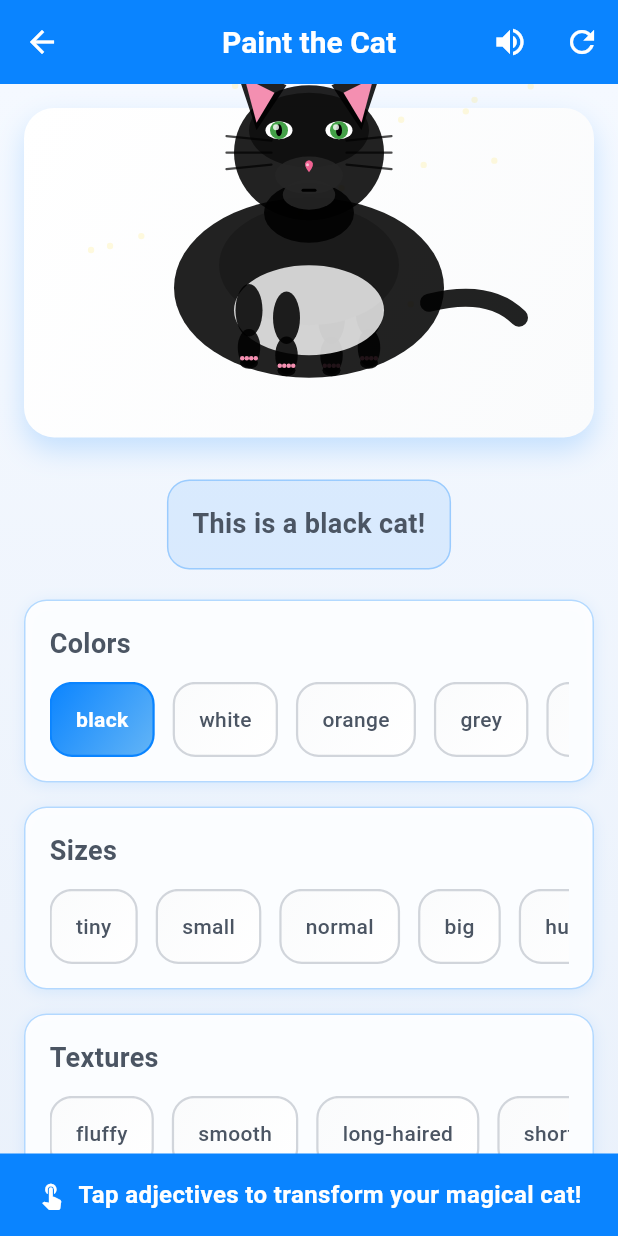
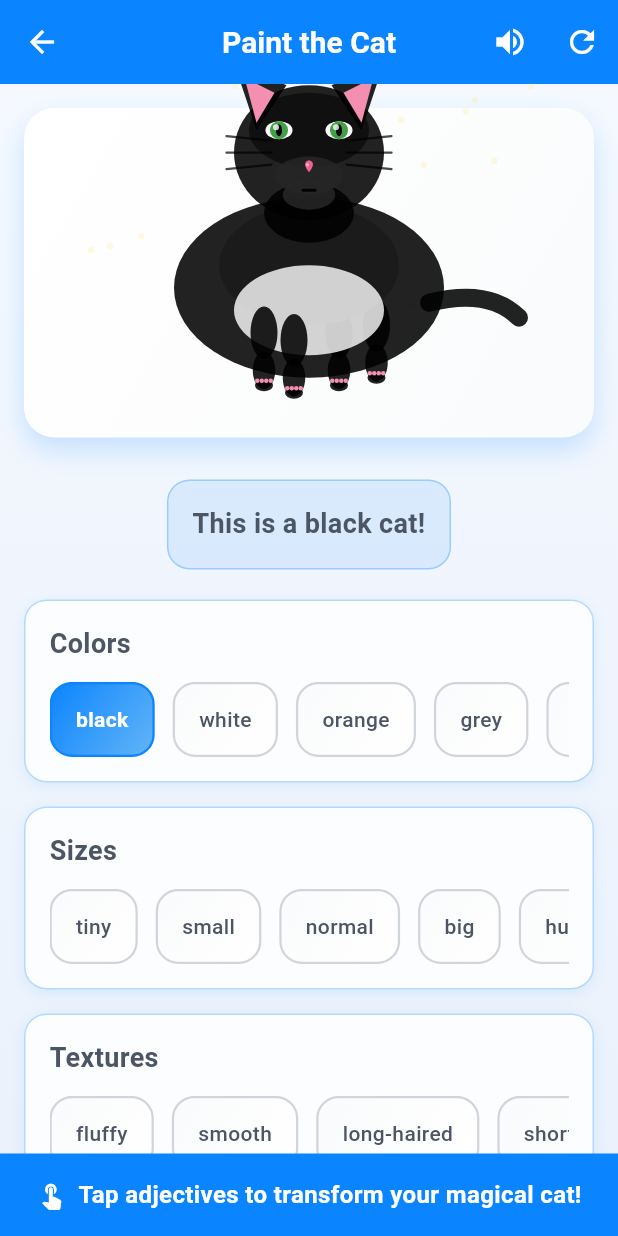
Before and after one commit to shiva396/learn-it, a Flutter app: the PaintTheCatPage screen opened by its route, after a tap on "black", on a phone screen of 412 x 824 dp. Run offline on Flutter 3.47's test engine with Material 3 defaults, Android fonts, the light colour scheme and no system bars; our stand-ins replace flutter_markdown, flutter_tts, shared_preferences, shimmer, video_player; accounts and stored records are empty.

Commit message:
refactor: interative games

```diff
--- a/lib/ui/organisms/pages/interactive/paint_the_cat.dart
+++ b/lib/ui/organisms/pages/interactive/paint_the_cat.dart
@@ -168,55 +168,11 @@ class _PaintTheCatPageState extends State<PaintTheCatPage>
     },
   ];
 
-  final List<Map<String, dynamic>> personalities = [
-    {
-      'name': 'lazy',
-      'description': 'Loves to relax and nap',
-      'activity': 'sleeping',
-    },
-    {
-      'name': 'energetic',
-      'description': 'Full of energy and life',
-      'activity': 'jumping',
-    },
-    {
-      'name': 'curious',
-      'description': 'Always exploring new things',
-      'activity': 'investigating',
-    },
-    {
-      'name': 'shy',
-      'description': 'Quiet and reserved nature',
-      'activity': 'hiding',
-    },
-    {
-      'name': 'brave',
-      'description': 'Fearless and bold spirit',
-      'activity': 'prowling',
-    },
-    {
-      'name': 'mischievous',
-      'description': 'Playfully naughty',
-      'activity': 'plotting',
-    },
-    {
-      'name': 'gentle',
-      'description': 'Kind and loving heart',
-      'activity': 'purring',
-    },
-    {
-      'name': 'independent',
-      'description': 'Self-reliant and confident',
-      'activity': 'observing',
-    },
-  ];
-
   // State variables
   String? selectedColor;
   String? selectedSize;
   String? selectedTexture;
   String? selectedFeeling;
-  String? selectedPersonality;
   bool _showMagic = false;
   bool _showStars = false;
   bool _isMuted = false;
@@ -388,7 +344,6 @@ class _PaintTheCatPageState extends State<PaintTheCatPage>
       if (category == 'size') selectedSize = value;
       if (category == 'texture') selectedTexture = value;
       if (category == 'feeling') selectedFeeling = value;
-      if (category == 'personality') selectedPersonality = value;
     });
 
     // Trigger animations
@@ -437,7 +392,6 @@ class _PaintTheCatPageState extends State<PaintTheCatPage>
       if (selectedTexture != null) selectedTexture!,
       if (selectedSize != null) selectedSize!,
       if (selectedFeeling != null) selectedFeeling!,
-      if (selectedPersonality != null) selectedPersonality!,
     ];
 
     final sentence = _buildEnhancedSentence(applied);
@@ -468,7 +422,6 @@ class _PaintTheCatPageState extends State<PaintTheCatPage>
       selectedSize = null;
       selectedTexture = null;
       selectedFeeling = null;
-      selectedPersonality = null;
     });
     _controller.forward(from: 0);
 
@@ -500,7 +453,6 @@ class _PaintTheCatPageState extends State<PaintTheCatPage>
       if (selectedTexture != null) selectedTexture!,
       if (selectedSize != null) selectedSize!,
       if (selectedFeeling != null) selectedFeeling!,
-      if (selectedPersonality != null) selectedPersonality!,
     ];
 
     return Scaffold(
@@ -601,7 +553,6 @@ class _PaintTheCatPageState extends State<PaintTheCatPage>
                                   color: _getColorFromAdjective(selectedColor),
                                   texture: selectedTexture,
                                   feeling: selectedFeeling,
-                                  personality: selectedPersonality,
                                   animationValue: _magicAnim.value,
                                   scale: _getScaleFromSize(selectedSize),
                                 ),
@@ -676,11 +627,6 @@ class _PaintTheCatPageState extends State<PaintTheCatPage>
                     _buildEnhancedCategory('Sizes', sizes, 'size'),
                     _buildEnhancedCategory('Textures', textures, 'texture'),
                     _buildEnhancedCategory('Feelings', feelings, 'feeling'),
-                    _buildEnhancedCategory(
-                      'Personalities',
-                      personalities,
-                      'personality',
-                    ),
                   ],
                 ),
               ),
@@ -802,21 +748,52 @@ class _PaintTheCatPageState extends State<PaintTheCatPage>
     );
   }
 
-  // Enhanced sentence builder with more dynamic descriptions
+  // Helper function to determine correct article (a/an)
+  String _getCorrectArticle(String word) {
+    if (word.isEmpty) return 'a';
+
+    // Words that start with vowel sounds
+    final vowelSounds = ['a', 'e', 'i', 'o', 'u'];
+    final firstLetter = word.toLowerCase()[0];
+
+    // Special cases for words that start with 'u' but have consonant sound
+    if (word.toLowerCase().startsWith('un')) {
+      return 'an'; // uniform, unusual, etc.
+    }
+
+    // Special cases for 'h' words
+    if (firstLetter == 'h') {
+      // Silent 'h' words use 'an'
+      final silentHWords = ['hour', 'honest', 'honor', 'heir'];
+      if (silentHWords.any(
+        (silentWord) => word.toLowerCase().startsWith(silentWord),
+      )) {
+        return 'an';
+      }
+      return 'a'; // most 'h' words use 'a'
+    }
+
+    return vowelSounds.contains(firstLetter) ? 'an' : 'a';
+  }
+
+  // Enhanced sentence builder with proper grammar
   String _buildEnhancedSentence(List<String> adjectives) {
     if (adjectives.isEmpty) {
       return 'This is just a plain, ordinary cat waiting for your magic!';
     }
 
     if (adjectives.length == 1) {
-      return 'This is a ${adjectives[0]} cat!';
+      final article = _getCorrectArticle(adjectives[0]);
+      return 'This is $article ${adjectives[0]} cat!';
     }
 
     if (adjectives.length <= 3) {
-      return 'This is a ${adjectives.join(', ')} cat!';
-    }
-
-    return 'This is a ${adjectives.sublist(0, adjectives.length - 1).join(', ')}, and ${adjectives.last} cat!';
+      final article = _getCorrectArticle(adjectives[0]);
+      return 'This is $article ${adjectives.join(', ')} cat!';
+    }
+
+    final article = _getCorrectArticle(adjectives[0]);
+    return 'This is $article ${adjectives.sublist(0, adjectives.length - 1).join(', ')}, and ${adjectives.last} cat!';
   }
 
   Color _getColorFromAdjective(String? color) {
@@ -841,8 +818,7 @@ class _PaintTheCatPageState extends State<PaintTheCatPage>
     return (category == 'color' && selectedColor == value) ||
         (category == 'size' && selectedSize == value) ||
         (category == 'texture' && selectedTexture == value) ||
-        (category == 'feeling' && selectedFeeling == value) ||
-        (category == 'personality' && selectedPersonality == value);
+        (category == 'feeling' && selectedFeeling == value);
   }
 }
 
@@ -920,7 +896,6 @@ class RealisticCatPainter extends CustomPainter {
   final Color color;
   final String? texture;
   final String? feeling;
-  final String? personality;
   final double animationValue;
   final double scale;
 
@@ -928,7 +903,6 @@ class RealisticCatPainter extends CustomPainter {
     required this.color,
     this.texture,
     this.feeling,
-    this.personality,
     required this.animationValue,
     this.scale = 1.0,
   });
@@ -956,7 +930,6 @@ class RealisticCatPainter extends CustomPainter {
     _drawFacialFeatures(canvas, center, bodyScale);
     _drawWhiskers(canvas, center, bodyScale);
     _drawTexture(canvas, center, bodyScale);
-    _drawPersonalityEffects(canvas, center, bodyScale);
     _drawEmotionalEffects(canvas, center, bodyScale);
   }
 
@@ -1497,13 +1470,17 @@ class RealisticCatPainter extends CustomPainter {
   }
 
   void _drawFrontLegs(Canvas canvas, Offset center, double scale) {
-    _drawRealisticLeg(canvas, center.translate(-40 * scale, 35 * scale), scale);
-    _drawRealisticLeg(canvas, center.translate(-15 * scale, 40 * scale), scale);
+    // Left front leg - positioned more naturally under the chest
+    _drawRealisticLeg(canvas, center.translate(-30 * scale, 50 * scale), scale);
+    // Right front leg - slightly forward and to the right
+    _drawRealisticLeg(canvas, center.translate(-10 * scale, 55 * scale), scale);
   }
 
   void _drawBackLegs(Canvas canvas, Offset center, double scale) {
-    _drawRealisticLeg(canvas, center.translate(15 * scale, 40 * scale), scale);
-    _drawRealisticLeg(canvas, center.translate(40 * scale, 35 * scale), scale);
+    // Left back leg - positioned more naturally under the body
+    _drawRealisticLeg(canvas, center.translate(20 * scale, 50 * scale), scale);
+    // Right back leg - slightly back and to the right
+    _drawRealisticLeg(canvas, center.translate(45 * scale, 45 * scale), scale);
   }
 
   void _drawRealisticLeg(Canvas canvas, Offset legPos, double scale) {
@@ -1801,23 +1778,6 @@ class RealisticCatPainter extends CustomPainter {
     }
   }
 
-  void _drawPersonalityEffects(Canvas canvas, Offset center, double scale) {
-    switch (personality) {
-      case 'lazy':
-        _drawSleepyZzz(canvas, center, scale);
-        break;
-      case 'energetic':
-        _drawEnergyLines(canvas, center, scale);
-        break;
-      case 'mischievous':
-        _drawMischievousGlint(canvas, center, scale);
-        break;
-      case 'brave':
-        _drawConfidentAura(canvas, center, scale);
-        break;
-    }
-  }
-
   void _drawEmotionalEffects(Canvas canvas, Offset center, double scale) {
     switch (feeling) {
       case 'happy':
@@ -1833,70 +1793,6 @@ class RealisticCatPainter extends CustomPainter {
         _drawShockLines(canvas, center, scale);
         break;
     }
-  }
-
-  void _drawSleepyZzz(Canvas canvas, Offset center, double scale) {
-    final zzzPaint =
-        Paint()
-          ..color = Colors.blue[300]!.withOpacity(0.6)
-          ..style = PaintingStyle.stroke
-          ..strokeWidth = 2 * scale;
-
-    for (int i = 0; i < 3; i++) {
-      final zPos = center.translate(
-        30 * scale + i * 15 * scale,
-        -60 * scale + i * 10 * scale,
-      );
-      final zPath =
-          Path()
-            ..moveTo(zPos.dx, zPos.dy)
-            ..lineTo(zPos.dx + 8 * scale, zPos.dy)
-            ..lineTo(zPos.dx, zPos.dy + 8 * scale)
-            ..lineTo(zPos.dx + 8 * scale, zPos.dy + 8 * scale);
-      canvas.drawPath(zPath, zzzPaint);
-    }
-  }
-
-  void _drawEnergyLines(Canvas canvas, Offset center, double scale) {
-    final energyPaint =
-        Paint()
-          ..color = Colors.yellow[600]!.withOpacity(0.7)
-          ..style = PaintingStyle.stroke
-          ..strokeWidth = 3 * scale;
-
-    for (int i = 0; i < 8; i++) {
-      final angle = i * pi / 4;
-      final start = center.translate(
-        cos(angle) * 100 * scale,
-        sin(angle) * 100 * scale,
-      );
-      final end = center.translate(
-        cos(angle) * 120 * scale,
-        sin(angle) * 120 * scale,
-      );
-      canvas.drawLine(start, end, energyPaint);
-    }
-  }
-
-  void _drawMischievousGlint(Canvas canvas, Offset center, double scale) {
-    final glintPaint = Paint()..color = Colors.white.withOpacity(0.8);
-
-    // Eye glint
-    final eyePos = center.translate(0, -95 * scale);
-    canvas.drawCircle(eyePos.translate(-20 * scale, 0), 3 * scale, glintPaint);
-    canvas.drawCircle(eyePos.translate(20 * scale, 0), 3 * scale, glintPaint);
-  }
-
-  void _drawConfidentAura(Canvas canvas, Offset center, double scale) {
-    final auraPaint =
-        Paint()
-          ..color = Colors.orange[300]!.withOpacity(0.3)
-          ..maskFilter = const MaskFilter.blur(BlurStyle.normal, 10);
-
-    canvas.drawOval(
-      Rect.fromCenter(center: center, width: 250 * scale, height: 180 * scale),
-      auraPaint,
-    );
   }
 
   void _drawHappySparkles(Canvas canvas, Offset center, double scale) {
```
Also changed, not shown: lib/ui/organisms/pages/interactive/magical_garden_grower.dart (+1 -7 lines).
